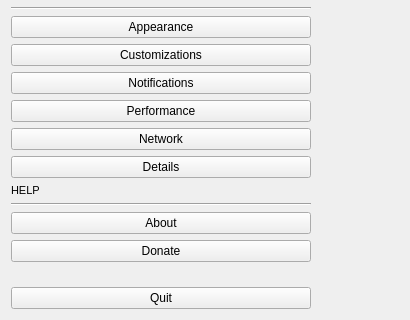
Before: the Qt Designer form zapzap/ui/ui_settings.ui in rafatosta/zapzap, drawn with Qt 5; both pictures show x 0 to 410 and y 154 to 474 of the 410 by 474 pixel window.
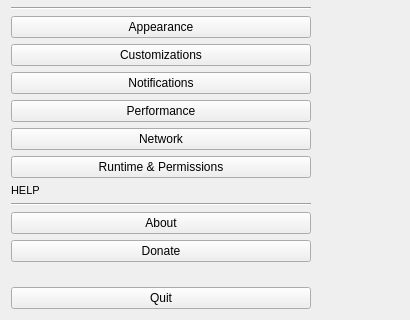
After: the same form once the commit is applied.

Commit message:
Rename Details to Runtime & Permissions and adjust UI
Update Settings UI: rename 'Details' to 'Runtime & Permissions' in controller and generated view, escape ampersand for Qt ('&&') in button text, and adjust scroll area geometry sizes (width/height updates in ui_settings.ui and ui_settings.py). Changes keep labels consistent and fix layout sizing for the updated text.

Diff of the .ui file:
```diff
--- a/zapzap/ui/ui_settings.ui
+++ b/zapzap/ui/ui_settings.ui
@@ -45,8 +45,8 @@
        <rect>
         <x>0</x>
         <y>0</y>
-        <width>318</width>
-        <height>456</height>
+        <width>300</width>
+        <height>489</height>
        </rect>
       </property>
       <property name="minimumSize">
@@ -241,7 +241,7 @@
              <item>
               <widget class="QPushButton" name="btn_page_details">
                <property name="text">
-                <string>Details</string>
+                <string>Runtime &amp;&amp; Permissions</string>
                </property>
               </widget>
              </item>
```
Left out of the diff: 2 changed lines with no effect on the pictures. The commit also changes 2 other files.
